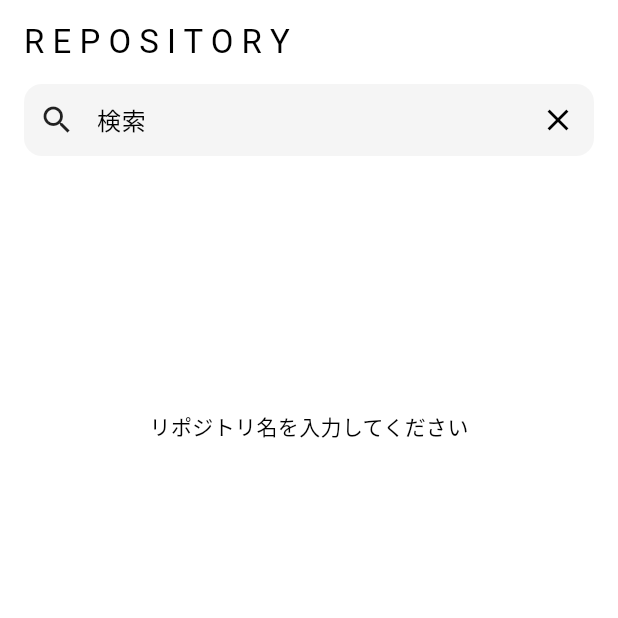
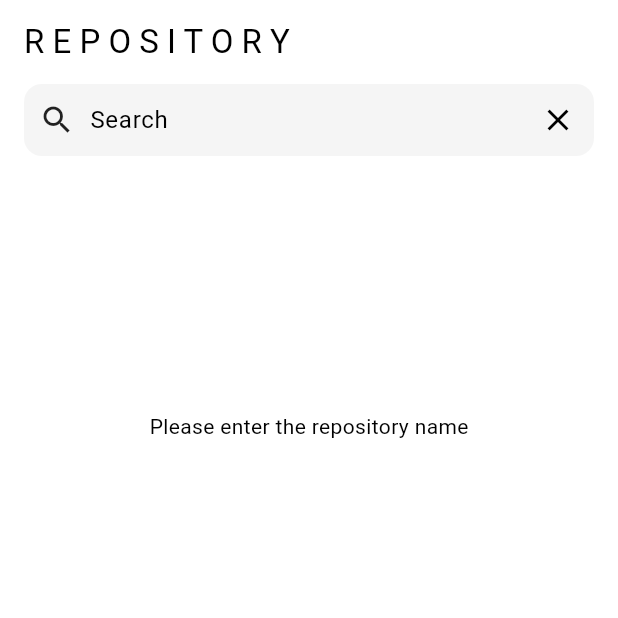
Before and after one commit to yato-developer/github-repository-search, a Flutter app: the screen it shows after launch, on a phone screen of 412 x 824 dp, the top half of it. Run offline on Flutter 3.47's test engine with Material 3 defaults, Android fonts, the light colour scheme and no system bars; our stand-ins replace freezed_annotation, hooks_riverpod; generated files the repository leaves out were written again.

Commit message:
add: l10nの追加 多言語対応

```diff
--- /dev/null
+++ b/l10n.yaml
@@ -0,0 +1,3 @@
+arb-dir: lib/l10n
+template-arb-file: app_en.arb
+output-localization-file: app_localizations.dart
--- /dev/null
+++ b/lib/l10n/app_en.arb
@@ -0,0 +1,8 @@
+{
+  "@@locale": "en",
+
+  "hintText": "Search",
+  "enterRepositoryName": "Please enter the repository name",
+  "repositoryNotFound": "Repository not found",
+  "repositoryDetail": "Repository Detail"
+}
--- /dev/null
+++ b/lib/l10n/app_ja.arb
@@ -0,0 +1,8 @@
+{
+  "@@locale": "ja",
+
+  "hintText": "検索",
+  "enterRepositoryName": "リポジトリ名を入力してください",
+  "repositoryNotFound": "リポジトリが見つかりませんでした",
+  "repositoryDetail": "リポジトリ詳細"
+}
--- /dev/null
+++ b/lib/l10n/l10n.dart
@@ -0,0 +1,8 @@
+import 'dart:ui';
+
+class L10n {
+  static final all = [
+    const Locale('en'),
+    const Locale('ja'),
+  ];
+}
--- a/lib/main.dart
+++ b/lib/main.dart
@@ -1,7 +1,10 @@
 import 'package:flutter/material.dart';
+import 'package:flutter_localizations/flutter_localizations.dart';
+import 'package:github_repository_search/l10n/l10n.dart';
 import 'package:github_repository_search/pages/home_page/home_page.dart';
 import 'package:github_repository_search/themes/app_colors.dart';
 import 'package:hooks_riverpod/hooks_riverpod.dart';
+import 'package:flutter_gen/gen_l10n/app_localizations.dart';
 
 void main() {
   runApp(
@@ -16,6 +19,14 @@
   Widget build(BuildContext context) {
     return MaterialApp(
       title: 'Github Repository Search',
+      supportedLocales: L10n.all,
+      locale: const Locale('en'),
+      localizationsDelegates: const [
+        AppLocalizations.delegate,
+        GlobalMaterialLocalizations.delegate,
+        GlobalCupertinoLocalizations.delegate,
+        GlobalWidgetsLocalizations.delegate,
+      ],
       theme: lightMode,
       darkTheme: darkMode,
       home: const HomePage(),
--- a/lib/pages/home_page/home_page.dart
+++ b/lib/pages/home_page/home_page.dart
@@ -2,6 +2,7 @@ import 'package:flutter/material.dart';
 import 'package:github_repository_search/pages/home_page/home_page_controller.dart';
 import 'package:github_repository_search/pages/repository_detail_page/repository_detail_page.dart';
 import 'package:hooks_riverpod/hooks_riverpod.dart';
+import 'package:flutter_gen/gen_l10n/app_localizations.dart';
 
 class HomePage extends HookConsumerWidget {
   const HomePage({super.key});
@@ -19,7 +20,9 @@ class HomePage extends HookConsumerWidget {
       body: Column(
         children: [
           _buildSearchTextField(),
-          message == "" ? SizedBox() : _buildMessageText(message: message),
+          message == ""
+              ? SizedBox()
+              : _buildMessageText(message: message, context: context),
           loading ? _buildLoadingIndicator() : _buildRepositoryList(),
         ],
       ),
@@ -49,10 +52,9 @@ class HomePage extends HookConsumerWidget {
                   child: TextField(
                     cursorColor: Colors.grey,
                     controller: controller,
-                    decoration: const InputDecoration(
-                      border: InputBorder.none,
-                      hintText: " 検索",
-                    ),
+                    decoration: InputDecoration(
+                        border: InputBorder.none,
+                        hintText: AppLocalizations.of(context)!.hintText),
                     onSubmitted: (String value) {
                       ref
                           .watch(homePageProvider.notifier)
@@ -193,8 +195,18 @@ class HomePage extends HookConsumerWidget {
     );
   }
 
-  Widget _buildMessageText({required message}) {
-    return Expanded(child: Center(child: Text(message)));
+  Widget _buildMessageText({required message, required context}) {
+    return Expanded(
+        child: Center(
+            child: Column(
+              mainAxisAlignment: MainAxisAlignment.center,
+      children: [
+        message == "リポジトリ名を入力してください"
+            ? Text(AppLocalizations.of(context)!.enterRepositoryName)
+            : SizedBox(),
+        message == "リポジトリが見つかりませんでした" ? Text(AppLocalizations.of(context)!.repositoryNotFound) : SizedBox()
+      ],
+    )));
   }
 
   Widget _buildLoadingIndicator() {
--- a/lib/pages/repository_detail_page/repository_detail_page.dart
+++ b/lib/pages/repository_detail_page/repository_detail_page.dart
@@ -1,5 +1,7 @@
 import 'package:flutter/material.dart';
 import 'package:github_repository_search/model/repository.dart';
+import 'package:flutter_gen/gen_l10n/app_localizations.dart';
+
 
 class RepositoryDetailPage extends StatelessWidget {
   final Repository repository;
@@ -10,7 +12,7 @@ class RepositoryDetailPage extends StatelessWidget {
   Widget build(BuildContext context) {
     return Scaffold(
       appBar: AppBar(
-        title: Text("リポジトリ詳細"),
+        title: Text(AppLocalizations.of(context)!.repositoryDetail),
         centerTitle: true,
       ),
       body: Padding(
--- a/pubspec.yaml
+++ b/pubspec.yaml
@@ -38,6 +38,9 @@ dependencies:
   json_annotation: ^4.9.0
   http: ^1.2.2
   hooks_riverpod: ^2.6.1
+  flutter_localizations:
+    sdk: flutter
+  intl: any
 
 dev_dependencies:
   flutter_test:
@@ -58,7 +61,7 @@ dev_dependencies:
 
 # The following section is specific to Flutter packages.
 flutter:
-
+  generate: true
   # The following line ensures that the Material Icons font is
   # included with your application, so that you can use the icons in
   # the material Icons class.
```
Also changed, not shown: pubspec.lock.
